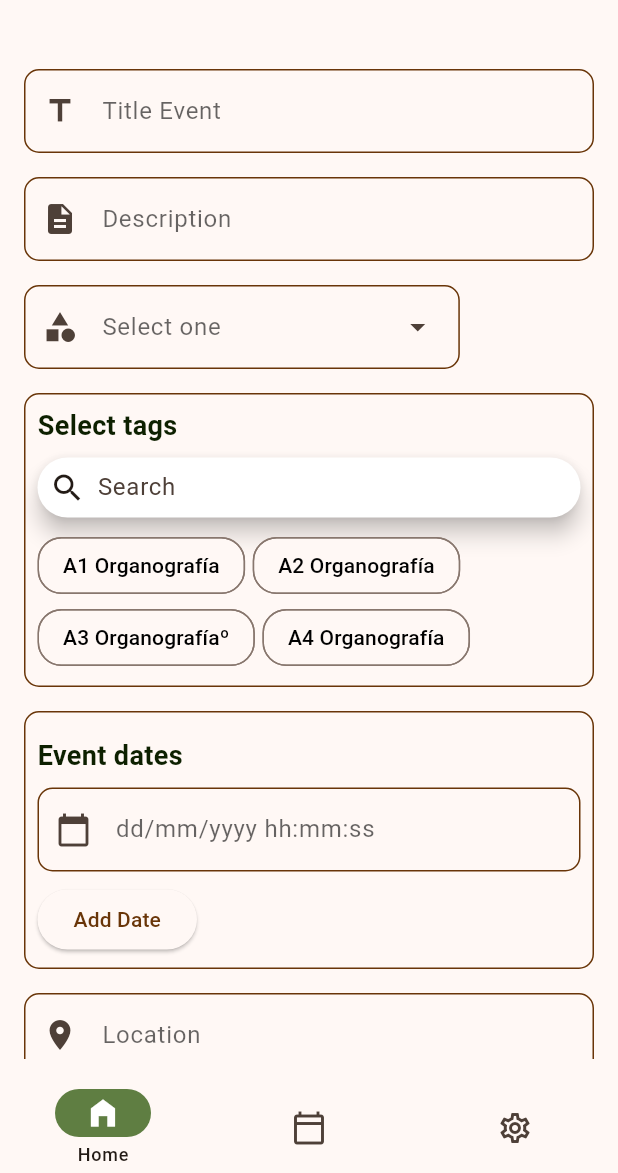
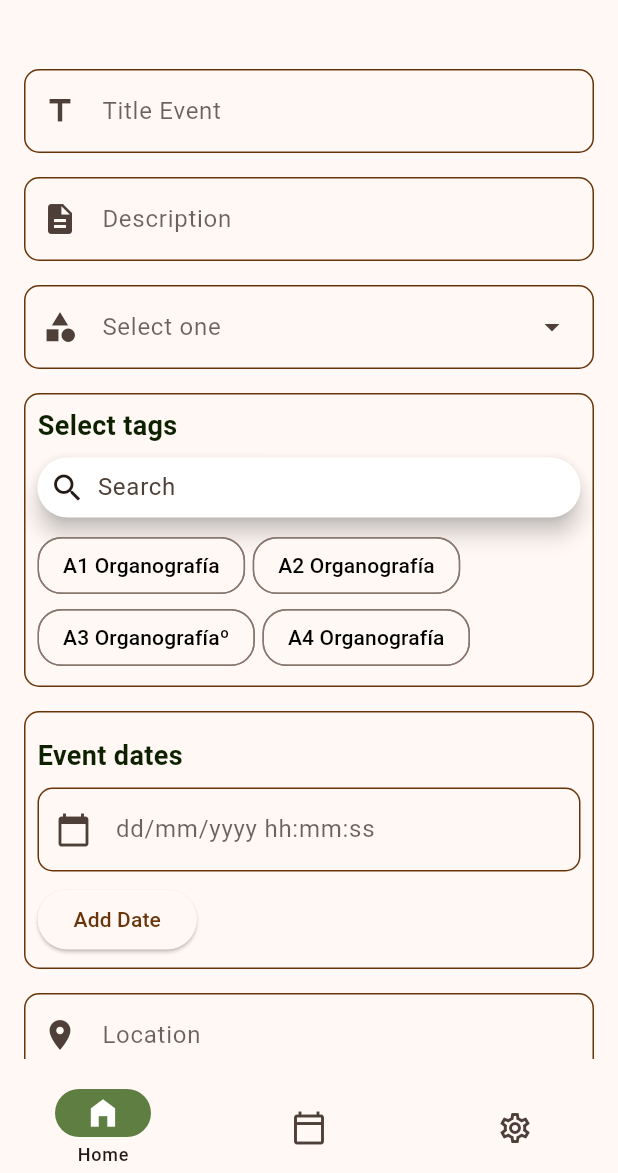
Before and after one commit to Sistemas-Concurrentes/biori_front, a Flutter app: the AddEventGroupPage screen opened by its route, on a phone screen of 412 x 824 dp, the part 63-1236 px from its top. Run offline on Flutter 3.47's test engine with Material 3 defaults, Android fonts, the phone set to English and light mode, and no system bars; drawn by our look-alikes of snippet_coder_utils; our stand-ins replace flutter_dotenv, go_router, like_button, rxdart, shared_preferences, table_calendar; accounts and stored records are empty; generated files the repository leaves out were written again.

Commit message:
:lipstick: Dropdown menu for adding categories fit into parent box
Signed-off-by: JaviGP2002 <javigp2002@gmail.com>

```diff
--- a/lib/style/javi_edit_text.dart
+++ b/lib/style/javi_edit_text.dart
@@ -141,13 +141,14 @@ class JaviForms {
       validator: (val) {
         return onValidate(val);
       },
-      builder: (FormFieldState<dynamic> state) => SizedBox(
-        width: MediaQuery.of(context).size.width,
-        child: DropdownMenu(
+      builder: (FormFieldState<dynamic> state) => LayoutBuilder(
+          builder: (BuildContext context, BoxConstraints constraints) {
+        return DropdownMenu(
           errorText: state.errorText,
           hintText: hintText,
           controller: controller,
           leadingIcon: const Icon(Icons.category),
+          width: constraints.maxWidth,
           inputDecorationTheme: JaviInputDecorators().inputDecorationThemeBiori(context, ""),
           dropdownMenuEntries:
               enumValues.map<DropdownMenuEntry<dynamic>>((value) {
@@ -159,8 +160,8 @@ class JaviForms {
           onSelected: (initialSelection) {
             state.didChange(initialSelection.label);
           },
-        ),
-      ),
+        );
+      }),
     );
   }
 
```
